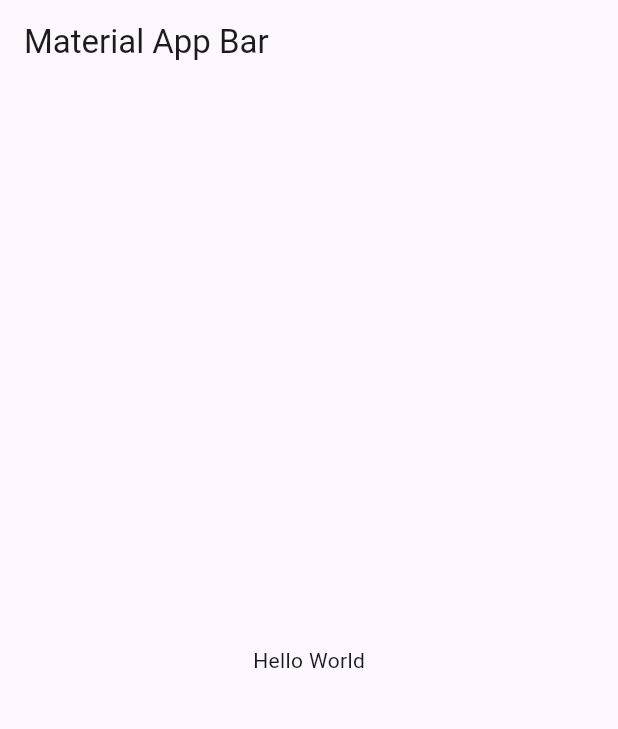
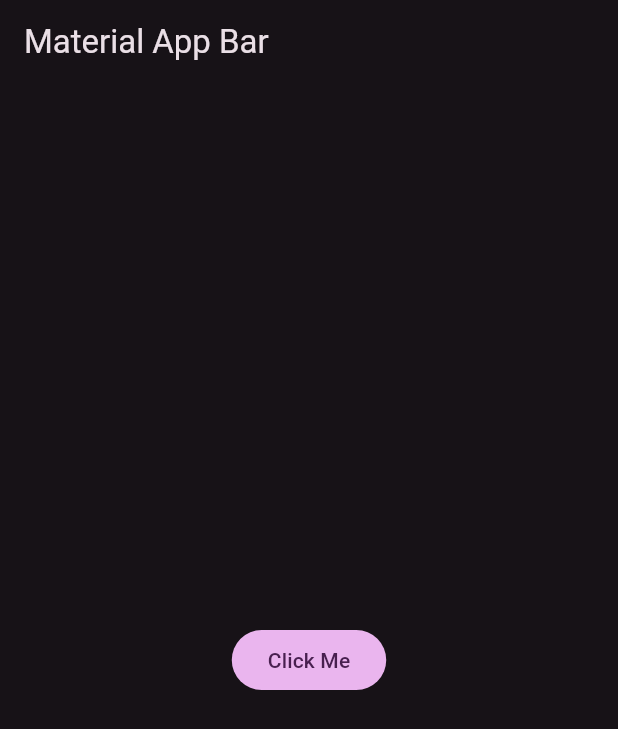
Before and after one commit to PePeWee07/Projects_Flutter, a Flutter app: the screen it shows after launch, on a phone screen of 412 x 824 dp. Shown: the top 729 px of the screen. Run offline on Flutter 3.47's test engine with Material 3 defaults, Android fonts, the phone set to English and light mode, and no system bars.

Commit message:
seccion 5

```diff
--- /dev/null
+++ b/Projects_Flutter/chat_app/lib/config/theme/app_theme.dart
@@ -0,0 +1,31 @@
+
+import 'package:flutter/material.dart';
+
+const Color _customColor = Color(0xFF6200EE);
+
+const List<Color> _colorThemes = [
+  _customColor,
+  Color(0xFF76F813),
+  Color(0xFF03DAC6),
+  Color(0xFFEA80FC),
+  Color(0xFF018786),
+];
+
+class AppTheme {
+
+  final int slectedColor;
+
+  AppTheme({this.slectedColor = 0})
+  : assert(slectedColor >= 0 && slectedColor <= _colorThemes.length - 1,
+  'Colors must be between 0 and ${_colorThemes.length}');
+
+
+  ThemeData theme() {
+    return ThemeData(
+      useMaterial3: true,
+      colorSchemeSeed: _colorThemes[slectedColor],
+      brightness: Brightness.dark
+    );
+  }
+
+}
--- a/Projects_Flutter/chat_app/lib/main.dart
+++ b/Projects_Flutter/chat_app/lib/main.dart
@@ -1,3 +1,4 @@
+import 'package:chat_app/config/theme/app_theme.dart';
 import 'package:flutter/material.dart';
 
 void main() => runApp(const MyApp());
@@ -9,12 +10,17 @@ class MyApp extends StatelessWidget {
   Widget build(BuildContext context) {
     return MaterialApp(
       title: 'Chat App',
+      debugShowCheckedModeBanner: false,
+      theme: AppTheme(slectedColor: 3).theme(),
       home: Scaffold(
         appBar: AppBar(
           title: const Text('Material App Bar'),
         ),
-        body: const Center(
-          child: Text('Hello World'),
+        body: Center(
+          child: FilledButton(
+            onPressed: (){ },
+            child: const Text('Click Me')
+          ),
         ),
       ),
     );
```
